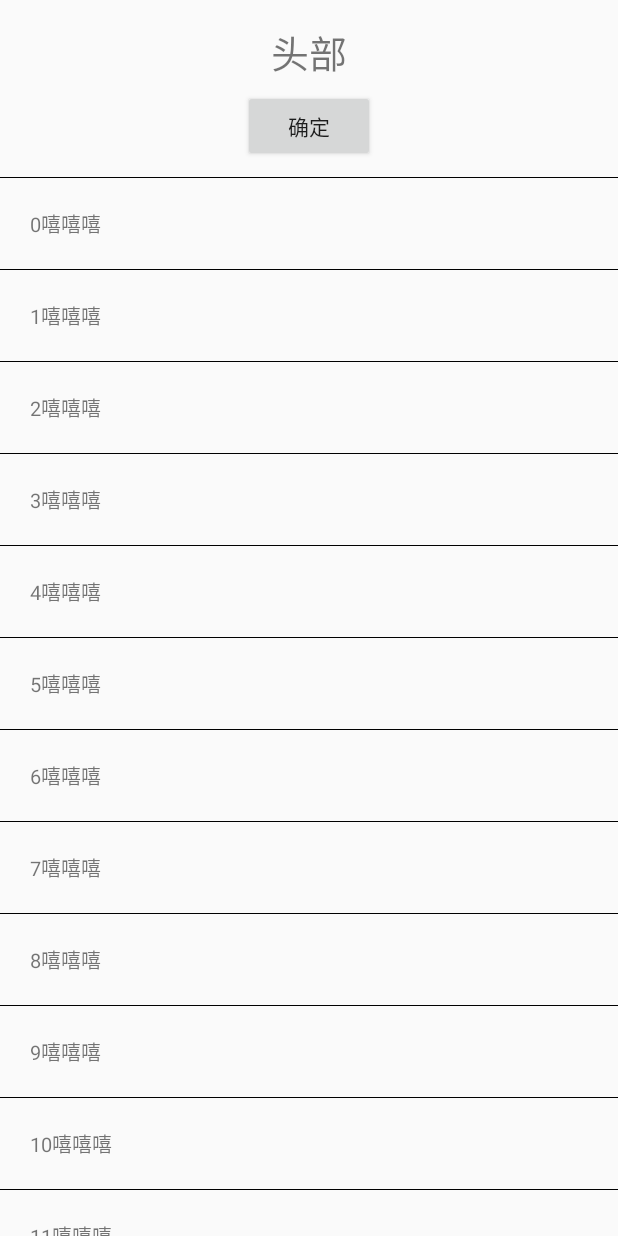
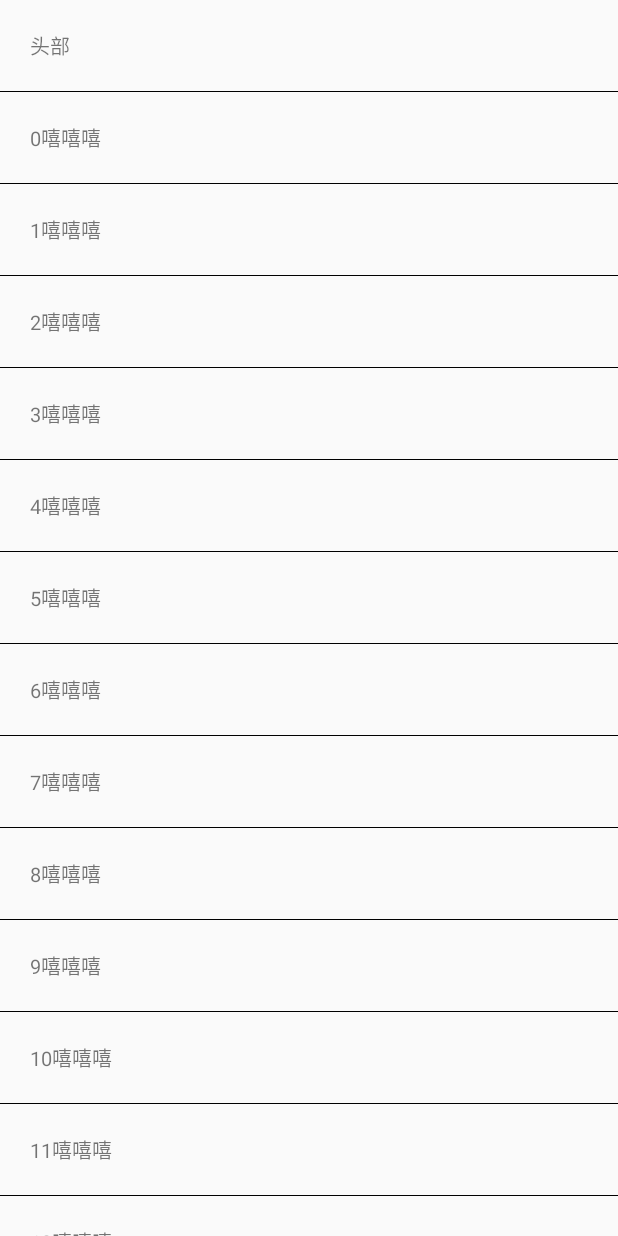
Before and after one commit to Rainorsad/RecycleItemOrition, an Android app: the screen it shows after launch (MainActivity), on a phone screen of 412 x 824 dp. Run offline under Robolectric (Android 15) with nearby library versions, the phone set to English and light mode, and no system bars.

Commit message:
Signed-off-by: Rainorsad <457072858@qq.com>

```diff
--- a/app/src/main/java/com/example/wb/recycleitemorition/MainActivity.java
+++ b/app/src/main/java/com/example/wb/recycleitemorition/MainActivity.java
@@ -4,6 +4,7 @@ import android.os.Bundle;
 import android.support.v7.app.AppCompatActivity;
 import android.support.v7.widget.LinearLayoutManager;
 import android.support.v7.widget.RecyclerView;
+import android.view.LayoutInflater;
 
 import com.example.itemorition.ItemOrition;
 
@@ -35,6 +36,6 @@ public class MainActivity extends AppCompatActivity {
 
         HeadView headView = new HeadView(this);
 
-        adapter.addHeaderView(headView.createView());
+        adapter.addHeaderView(LayoutInflater.from(this).inflate(R.layout.activity_textviewcolor,null));
     }
 }
--- a/app/src/main/java/com/example/wb/recycleitemorition/TestHolder.java
+++ b/app/src/main/java/com/example/wb/recycleitemorition/TestHolder.java
@@ -16,33 +16,27 @@ import java.util.List;
  */
 
 public class TestHolder extends HFViewAdapter{
-
     private Context context;
     private List<String> data;
-
     protected TestHolder(Context c, List s) {
         super(c, s);
         this.context = c;
         this.data = s;
     }
-
     @Override
     protected RecyclerView.ViewHolder onCreateViewHolde(ViewGroup parent, int viewType) {
         View layout = LayoutInflater.from(parent.getContext()).inflate(R.layout.activity_textviewcolor, parent, false);
         return new MyHolder(layout);
     }
-
     @Override
     protected void onBindViewHolde(RecyclerView.ViewHolder holder, int position) {
         MyHolder myHolder = (MyHolder) holder;
         myHolder.text.setText(data.get(position));
     }
-
     @Override
     protected int getItemCounts() {
         return data.size();
     }
-
     class MyHolder extends RecyclerView.ViewHolder{
         TextView text;
         public MyHolder(View itemView) {
```
Also changed, not shown: app/src/main/java/com/example/wb/recycleitemorition/HeadView.java (+1 -7 lines).
